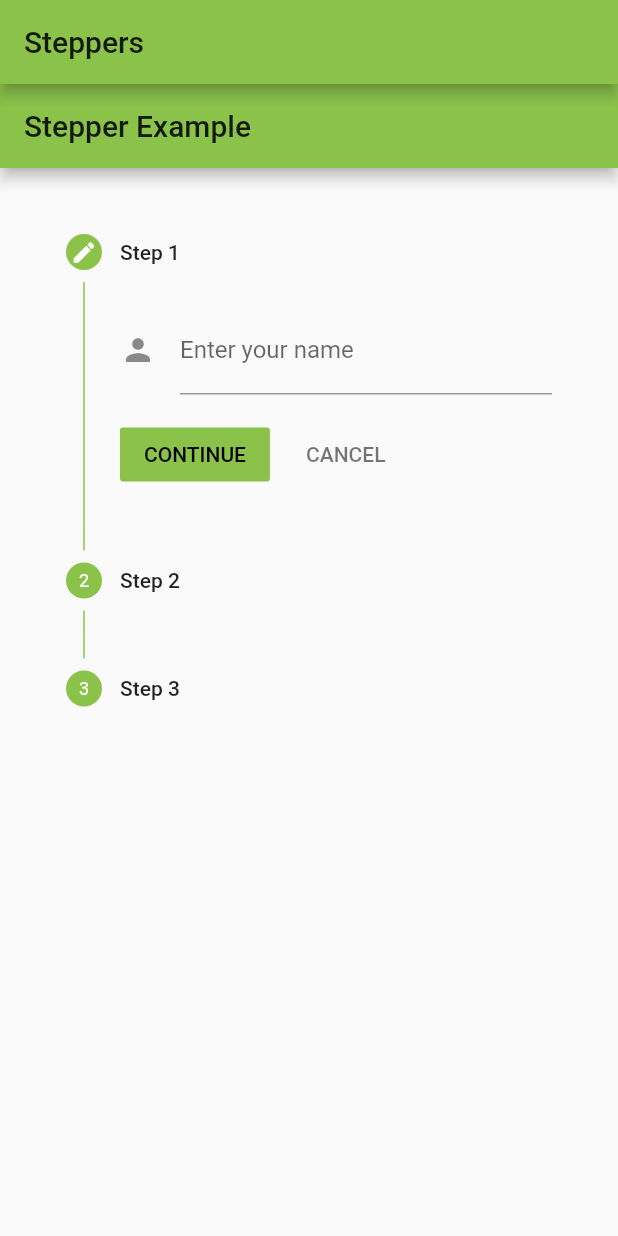
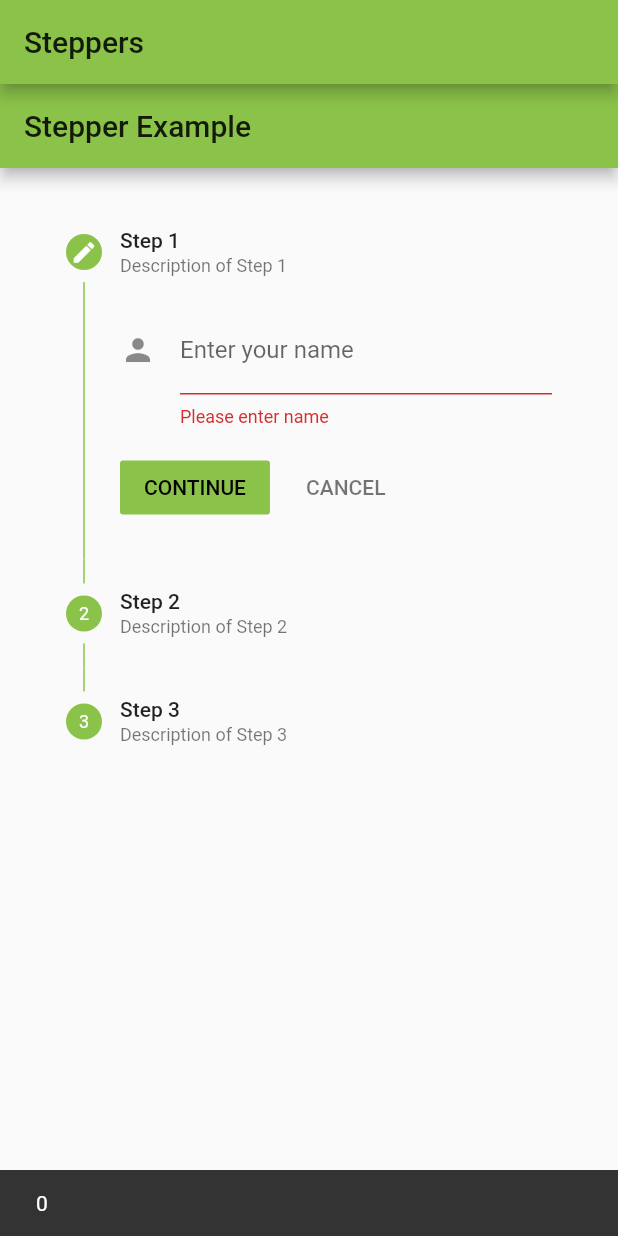
Before and after one commit to SushritPasupuleti/flutter-guided-forms, a Flutter app: the screen it shows after launch, after a tap on "Step 1", on a phone screen of 412 x 824 dp. Run offline on Flutter 3.47's test engine with Material 2 defaults, Android fonts, the phone set to English and light mode, and no system bars.

Commit message:
Update moving_stepper.dart

```diff
--- a/flutter_guided_forms/lib/screens/moving_stepper.dart
+++ b/flutter_guided_forms/lib/screens/moving_stepper.dart
@@ -43,7 +43,6 @@ class StepperBody extends StatefulWidget {
 }
 
 class _StepperBodyState extends State<StepperBody> {
-
   int _current;
   bool _nameError = false;
   List<StepState> _listState;
@@ -67,10 +66,13 @@ class _StepperBodyState extends State<StepperBody> {
         // state: _current == 0
         //     ? _listState[1]
         //     : _current > 0 ? _listState[2] : _listState[0],
-        state: _current == 0 ? (_listState[1])
+        state: _current == 0
+            ? (_listState[1])
             : (_current > 0
-        ? (_nameError ? (_listState[3]) : (_listState[2])) : _listState[0]),
+                ? (_nameError ? (_listState[3]) : (_listState[2]))
+                : _listState[0]),
         title: new Text('Step 1'),
+        subtitle: new Text('Description of Step 1'),
         content: Form(
           key: formKeys[0],
           child: Column(
@@ -106,8 +108,11 @@ class _StepperBodyState extends State<StepperBody> {
       new Step(
         state: _current == 1
             ? _listState[1]
-            : _current > 1 ? _listState[2] : _listState[0],
+            : _current > 1
+                ? _listState[2]
+                : _listState[0],
         title: new Text('Step 2'),
+        subtitle: new Text('Description of Step 2'),
         content: Form(
           key: formKeys[1],
           child: Column(
@@ -139,8 +144,11 @@ class _StepperBodyState extends State<StepperBody> {
       new Step(
         state: _current == 2
             ? _listState[1]
-            : _current > 2 ? _listState[2] : _listState[0],
+            : _current > 2
+                ? _listState[2]
+                : _listState[0],
         title: new Text('Step 3'),
+        subtitle: new Text('Description of Step 3'),
         content: new Text('Do Something'),
         isActive: true,
       ),
@@ -208,6 +216,29 @@ class _StepperBodyState extends State<StepperBody> {
                     setState(() {
                       _current = i;
                     });
+                    setState(() {
+                      if (formKeys[_current].currentState.validate()) {
+                        //_current = _current + 1;
+                        if (_current == 1) {
+                          print('First Step False');
+                          //print('object' + FocusScope.of(context).toStringDeep());
+                          setState(() {
+                            _nameError = false;
+                          });
+                        }
+                      } else {
+                        Scaffold.of(context)
+                            .showSnackBar(SnackBar(content: Text('$_current')));
+
+                        if (_current == 0) {
+                          print('First Step True');
+                          //print('object' + FocusScope.of(context).toStringDeep());
+                          setState(() {
+                            _nameError = true;
+                          });
+                        }
+                      }
+                    });
                   },
                 ),
               ),
```
Lines whose indentation alone changed are shown as unchanged.
